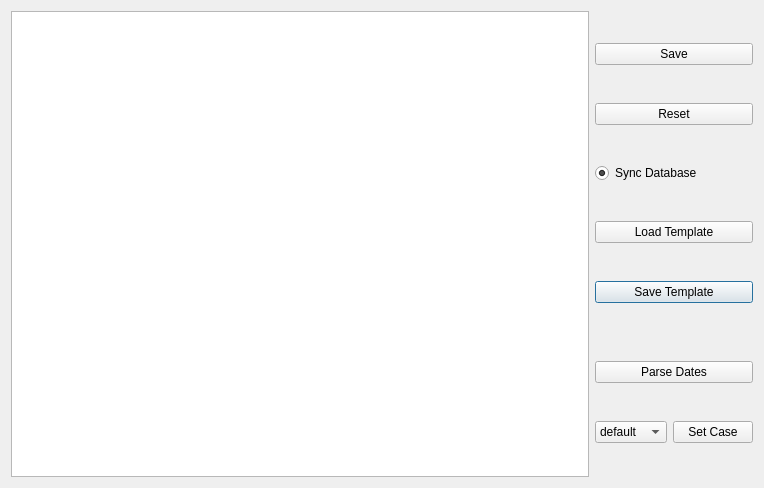
The window that zeex/core/ui/actions/fields_edit.ui (zbarge/zeex) describes before a commit, drawn with Qt 5.
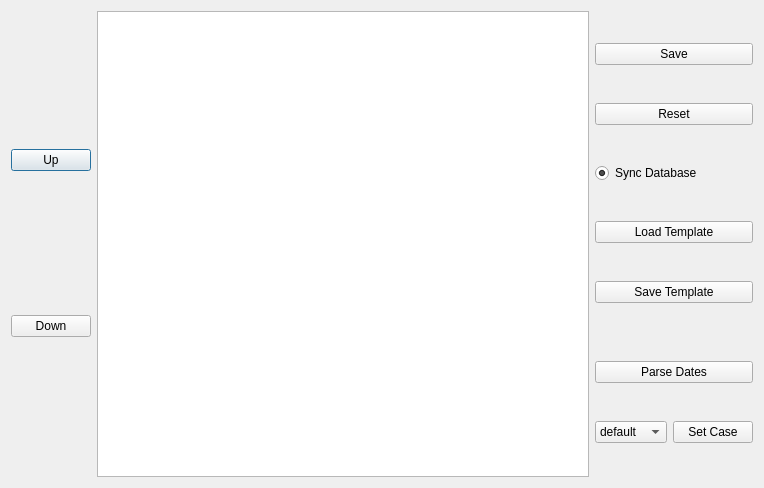
The same window after the commit.

Commit message: #27 - fields_edit - reorganize fields buttons added, need to add export to .ini and sort options

What changed in the file:
```diff
--- a/zeex/core/ui/actions/fields_edit.ui
+++ b/zeex/core/ui/actions/fields_edit.ui
@@ -22,9 +22,33 @@
   <layout class="QHBoxLayout" name="horizontalLayout">
    <item>
     <layout class="QGridLayout" name="gridLayout">
-     <item row="0" column="0">
+     <item row="0" column="1">
       <widget class="QTableView" name="tableView"/>
      </item>
+     <item row="0" column="0">
+      <layout class="QGridLayout" name="gridLayout_4">
+       <item row="0" column="0">
+        <widget class="QPushButton" name="btnUp">
+         <property name="sizePolicy">
+          <sizepolicy hsizetype="Minimum" vsizetype="Fixed">
+           <horstretch>0</horstretch>
+           <verstretch>0</verstretch>
+          </sizepolicy>
+         </property>
+         <property name="text">
+          <string>Up</string>
+         </property>
+        </widget>
+       </item>
+       <item row="1" column="0">
+        <widget class="QPushButton" name="btnDown">
+         <property name="text">
+          <string>Down</string>
+         </property>
+        </widget>
+       </item>
+      </layout>
+     </item>
     </layout>
    </item>
    <item>
```
The commit also changes 5 other files.
